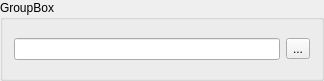
First picture: the form in GUI/settings_element.ui, repository xomachine/O4erednik, before the edit.
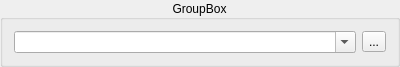
Second picture: the form after the edit.

Commit message: Some size changes, combobox support

The edit to the form file:
```diff
--- a/GUI/settings_element.ui
+++ b/GUI/settings_element.ui
@@ -6,21 +6,48 @@
    <rect>
     <x>0</x>
     <y>0</y>
-    <width>324</width>
-    <height>81</height>
+    <width>400</width>
+    <height>70</height>
    </rect>
   </property>
+  <property name="sizePolicy">
+   <sizepolicy hsizetype="Maximum" vsizetype="Maximum">
+    <horstretch>0</horstretch>
+    <verstretch>0</verstretch>
+   </sizepolicy>
+  </property>
+  <property name="minimumSize">
+   <size>
+    <width>200</width>
+    <height>65</height>
+   </size>
+  </property>
+  <property name="contextMenuPolicy">
+   <enum>Qt::DefaultContextMenu</enum>
+  </property>
   <property name="windowTitle">
    <string>GroupBox</string>
   </property>
+  <property name="autoFillBackground">
+   <bool>true</bool>
+  </property>
+  <property name="locale">
+   <locale language="English" country="UnitedStates"/>
+  </property>
   <property name="title">
    <string>GroupBox</string>
   </property>
+  <property name="alignment">
+   <set>Qt::AlignCenter</set>
+  </property>
   <layout class="QHBoxLayout" name="horizontalLayout">
+   <property name="sizeConstraint">
+    <enum>QLayout::SetMaximumSize</enum>
+   </property>
    <item>
-    <widget class="QLineEdit" name="lineEdit">
-     <property name="inputMask">
-      <string/>
+    <widget class="QComboBox" name="comboBox">
+     <property name="editable">
+      <bool>true</bool>
      </property>
     </widget>
    </item>
```
The commit also changes 1 other file.
